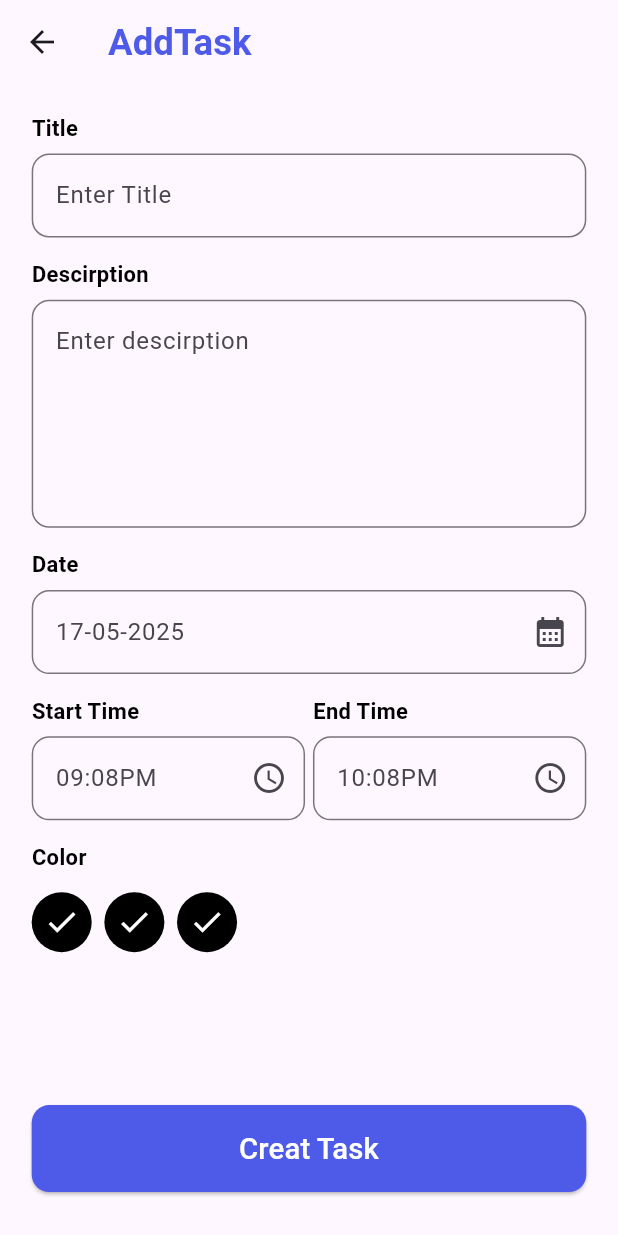
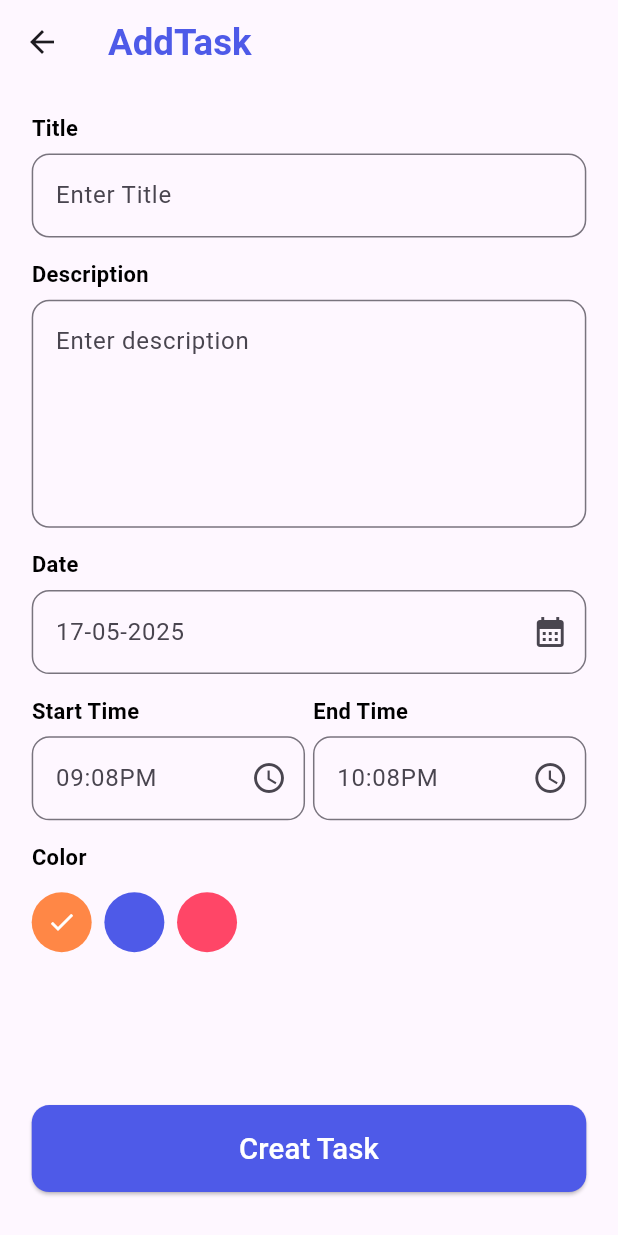
Before and after one commit to tareq-ss/talkative, a Flutter app: the AddTasks screen opened directly, after a tap on the "check" icon, on a phone screen of 412 x 824 dp. Run offline on Flutter 3.47's test engine with Material 3 defaults, Android fonts, the phone set to English and light mode, and no system bars; our stand-ins replace flutter_screenutil, image_picker.

Commit message:
edit circle input screen edit add tasks

```diff
--- a/lib/featurs/screen/add_tasks.dart
+++ b/lib/featurs/screen/add_tasks.dart
@@ -7,14 +7,26 @@ import 'package:task_app/featurs/form/field_text_screen.dart';
 import 'package:task_app/featurs/home/models/model_task.dart';
 import 'package:task_app/featurs/screen/select_task_color.dart';
 
-class AddTasks extends StatelessWidget {
+class AddTasks extends StatefulWidget {
   AddTasks({super.key});
 
-var validationKey=GlobalKey<FormState>();
+  @override
+  State<AddTasks> createState() => _AddTasksState();
+}
+
+class _AddTasksState extends State<AddTasks> {
+  Color selectedColor = AppColor.orangeColors;
+
+  var validationKey=GlobalKey<FormState>();
+
 var titleController=TextEditingController();
+
 var desController=TextEditingController();
+
 TimeOfDay? startTime;
+
 TimeOfDay? endTime;
+
   @override
   Widget build(BuildContext context) {
     return Scaffold(
@@ -37,13 +49,14 @@ TimeOfDay? endTime;
             ),
             onPressed: (){
               if(validationKey.currentState?.validate()??false){
-                ModelTask(title: titleController.text,
-                    startTime: "${startTime?.hour}:${startTime?.minute}",
-                    endTime: "${endTime?.hour}:${endTime?.minute}",
+                ModelTask.tasks.insert(0,ModelTask(title: titleController.text,
+                    startTime: ModelTask.timeFormat(context, startTime??TimeOfDay.now()),
+                    endTime: ModelTask.timeFormat(context, endTime??TimeOfDay.now()),
                     des: desController.text,
                     status: "Todo",
-                    TaskColors: AppColor.orangeColors);
+                    TaskColors: selectedColor));
               }
+              Navigator.pop(context);
             },
             child: Padding(
               padding: const EdgeInsets.all(15),
@@ -76,8 +89,8 @@ TimeOfDay? endTime;
                 SizedBox(height: 15.h,),
                 FieldTextScreen(
                   controller: desController,
-                  title: "Descirption",
-                  hint: "Enter descirption",desLine: 5,
+                  title: "Description",
+                  hint: "Enter description",desLine: 5,
                   validator: (value){
                     if(value==null||value.isEmpty){
                       return "des is required";
@@ -113,8 +126,7 @@ TimeOfDay? endTime;
                             dayPeriodColor: AppColor.mainColor,
                             entryModeIconColor: AppColor.mainColor,
                             dialHandColor: AppColor.mainColor
-                          ),
-                        )
+                          ),)
                             , child: child!);
                         }
                       ).then((v){
@@ -147,7 +159,15 @@ TimeOfDay? endTime;
                   ],
                 ),
                 SizedBox(height: 15.h,),
-                SelectTaskColor(),
+                SelectTaskColor(
+                  onChange: (Color){
+                    setState(() {
+                      selectedColor = Color;
+                    });
+                  }, isActive: () {
+
+                },
+                ),
 
               ],
             ),
--- a/lib/featurs/screen/home_screen.dart
+++ b/lib/featurs/screen/home_screen.dart
@@ -24,7 +24,7 @@ class HomeScreen extends StatelessWidget {
               SizedBox(height: 10.h,),
               TaskFilterDate(),
               SizedBox(height: 30.h,),
-              ListTasks(
+               ListTasks(
               )
             ],
           ),
--- a/lib/featurs/screen/select_task_color.dart
+++ b/lib/featurs/screen/select_task_color.dart
@@ -2,11 +2,23 @@
 
 import 'package:flutter/material.dart';
 import 'package:flutter_screenutil/flutter_screenutil.dart';
+import 'package:task_app/core/theme/app_color.dart';
 
-class SelectTaskColor extends StatelessWidget {
+class SelectTaskColor extends StatefulWidget {
+final Function(Color) onChange;
+final Function() isActive;
+  const SelectTaskColor({super.key, required this.onChange, required this.isActive});
+  @override
+  State<SelectTaskColor> createState() => _SelectTaskColorState();
+}
 
-  const SelectTaskColor({super.key});
-
+class _SelectTaskColorState extends State<SelectTaskColor> {
+  List<Color> colors=[
+    AppColor.orangeColors,
+    AppColor.mainColor,
+    AppColor.pinkColor
+  ];
+  int activeIndex=0;
   @override
   Widget build(BuildContext context) {
     return Column(
@@ -21,16 +33,31 @@ class SelectTaskColor extends StatelessWidget {
         SizedBox(height: 8.h,),
         SizedBox(height: 50.h,
           child: ListView.separated(
-          scrollDirection: Axis.horizontal
-          ,itemBuilder: (context,index)=>         CircleAvatar(
-            radius: 20,
-            backgroundColor: Colors.black,
-            child:InkWell (onTap: (){
-
-            }
-                ,child: Icon(Icons.check,color: Colors.white,)),
-          )
-              , separatorBuilder: (context,index)=> SizedBox(width: 8.w,), itemCount: 3),
+            scrollDirection: Axis.horizontal,
+            itemCount: colors.length,
+            separatorBuilder: (context, index) => SizedBox(width: 8.w),
+            itemBuilder: (context, index) {
+              return GestureDetector(
+                onTap: () {
+                  setState(() {
+                    activeIndex = index;
+                  });
+                  widget.onChange(colors[index]);
+                },
+                child: Stack(
+                  alignment: Alignment.center,
+                  children: [
+                    CircleAvatar(
+                      radius: 20,
+                      backgroundColor: colors[index],
+                    ),
+                    if (index == activeIndex)
+                      Icon(Icons.check, color: Colors.white, size: 20),
+                  ],
+                ),
+              );
+            },
+          ),
         ),
       ],
     );
```
Also changed, not shown: lib/featurs/home/models/model_task.dart (+8 -0 lines), lib/featurs/screen/home_header.dart (+10 -3 lines).
